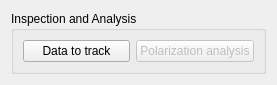
Above: gui/ui/inspectAnalyze.ui from syncope/adapt before the change. Below: the same form after it.
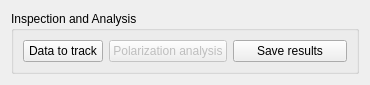
That is the form after the change.

Commit message: + added "save results" button, now need to connect it to functionality

What changed in the file:
```diff
--- a/gui/ui/inspectAnalyze.ui
+++ b/gui/ui/inspectAnalyze.ui
@@ -6,7 +6,7 @@
    <rect>
     <x>0</x>
     <y>0</y>
-    <width>277</width>
+    <width>370</width>
     <height>80</height>
    </rect>
   </property>
@@ -41,6 +41,13 @@
         </item>
        </layout>
       </item>
+      <item row="0" column="1">
+       <widget class="QPushButton" name="saveResults">
+        <property name="text">
+         <string>Save results</string>
+        </property>
+       </widget>
+      </item>
      </layout>
     </widget>
    </item>
```
